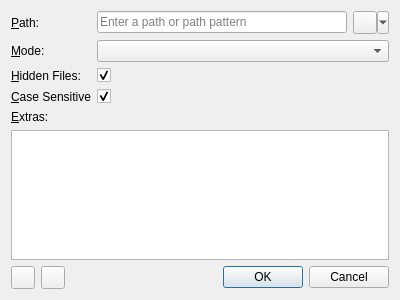
Qt form gui/createentrydialog.ui (Skycoder42/Conflip) before a commit.
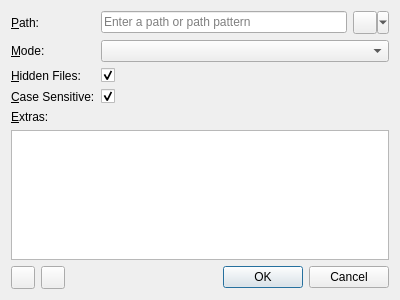
The same form after that commit. Icons and pictures are not drawn.

What changed in the file:
```diff
--- a/gui/createentrydialog.ui
+++ b/gui/createentrydialog.ui
@@ -78,7 +78,7 @@
    <item row="3" column="0">
     <widget class="QLabel" name="caseSensitiveLabel">
      <property name="text">
-      <string>&amp;Case Sensitive</string>
+      <string>&amp;Case Sensitive:</string>
      </property>
      <property name="buddy">
       <cstring>caseSensitiveCheckBox</cstring>
```
Left out of the diff: 4 changed lines with no effect on the pictures.
